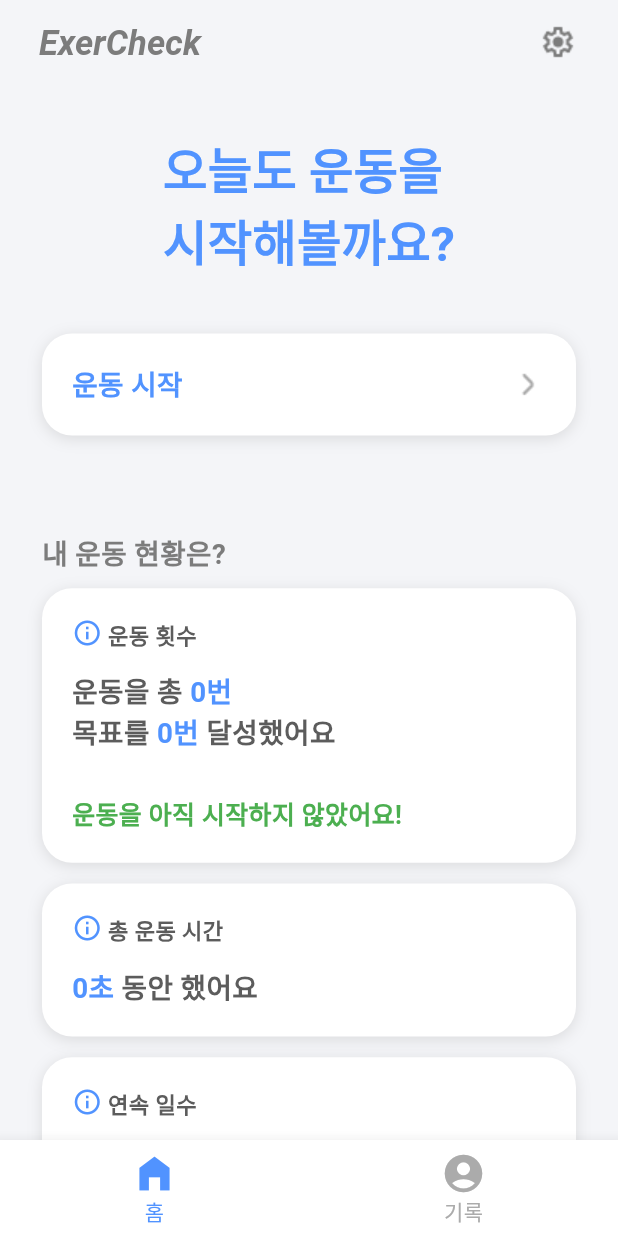
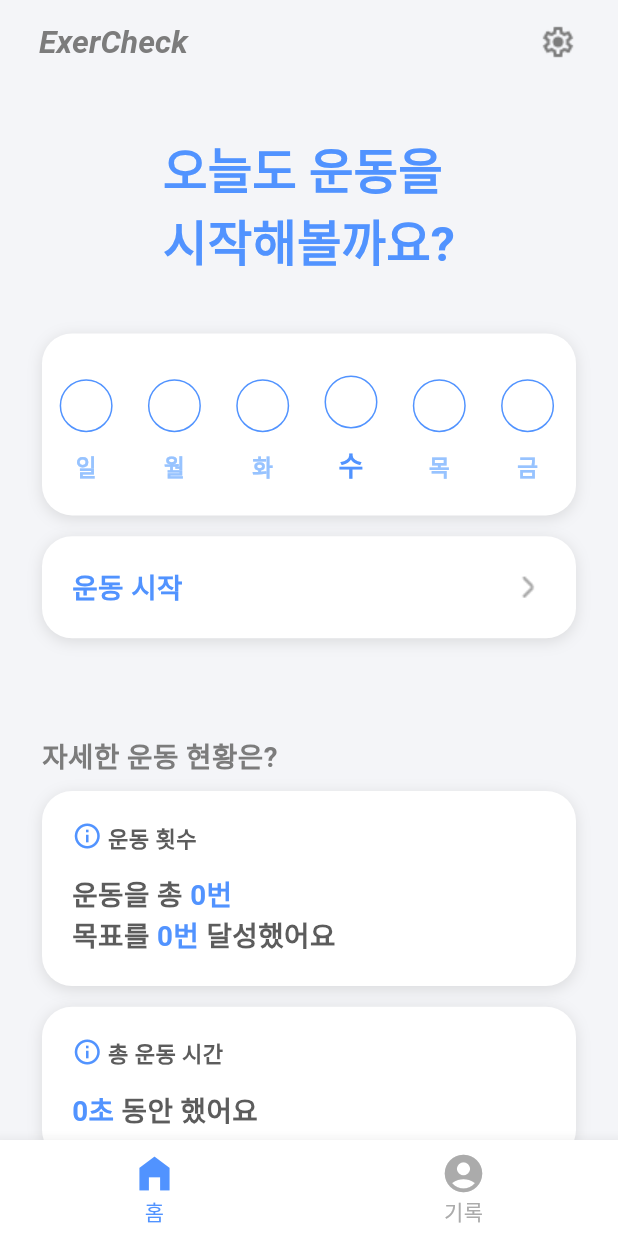
Before and after one commit to yongjun0702/ExerCheck, a Flutter app: the screen it shows after launch, on a phone screen of 412 x 824 dp. Run offline on Flutter 3.47's test engine with Material 3 defaults, Android fonts, the light colour scheme and no system bars; drawn by our look-alikes of animated_text_kit; our stand-ins replace cloud_firestore, firebase_core, flutter_local_notifications, permission_handler, shared_preferences, table_calendar and 1 more; accounts and stored records are empty; Roboto replaces fonts that are missing (Pretendard).

Commit message:
[feat] 목표 달성 푸쉬알림 기능 & 최근 일주일 달성 여부

```diff
--- a/lib/main.dart
+++ b/lib/main.dart
@@ -1,12 +1,14 @@
-import 'package:check_bike/screen/home_screen.dart';
 import 'package:check_bike/widget/tab_widget.dart';
 import 'package:flutter/material.dart';
 import 'package:firebase_core/firebase_core.dart';
+import 'package:flutter_local_notifications/flutter_local_notifications.dart';
 import 'package:intl/date_symbol_data_local.dart';
+import 'package:timezone/data/latest.dart' as tz;
 import 'firebase_options.dart';
 
 late Size ratio;
 
+final FlutterLocalNotificationsPlugin _local = FlutterLocalNotificationsPlugin();
 
 void main() async {
   WidgetsFlutterBinding.ensureInitialized();
@@ -14,8 +16,11 @@ void main() async {
     options: DefaultFirebaseOptions.currentPlatform,
   );
   await initializeDateFormatting();
+  tz.initializeTimeZones();
+
   runApp(const MyApp());
 }
+
 
 class MyApp extends StatelessWidget {
   const MyApp({super.key});
--- a/lib/screen/home_screen.dart
+++ b/lib/screen/home_screen.dart
@@ -5,6 +5,7 @@ import 'package:check_bike/screen/calendar_screen.dart';
 import 'package:check_bike/screen/stats_screen.dart';
 import 'package:check_bike/screen/timer_screen.dart';
 import 'package:check_bike/widget/card_widget.dart';
+import 'package:check_bike/widget/weekly_exercise_widget.dart';
 import 'package:flutter/material.dart';
 import 'package:cloud_firestore/cloud_firestore.dart';
 import 'package:intl/intl.dart';
@@ -71,8 +72,10 @@ class _HomeScreenState extends State<HomeScreen> {
         print('Error parsing date: $startTimeString');
       }
 
-      exerciseDates
-          .add(DateTime(startTime.year, startTime.month, startTime.day));
+      // 시간 부분을 0으로 초기화하여 비교
+      DateTime exerciseDate =
+          DateTime(startTime.year, startTime.month, startTime.day);
+      exerciseDates.add(exerciseDate);
 
       if (data['end_time'] == null) {
         isOngoing = true;
@@ -147,7 +150,7 @@ class _HomeScreenState extends State<HomeScreen> {
             "ExerCheck",
             style: TextStyle(
               color: CheckBikeColor.darkgrey,
-              fontSize: 25 * ratio.height,
+              fontSize: 23 * ratio.height,
               fontWeight: FontWeight.bold,
               fontStyle: FontStyle.italic,
             ),
@@ -217,6 +220,22 @@ class _HomeScreenState extends State<HomeScreen> {
                           ],
                         ),
                         SizedBox(height: ratio.height * 45),
+                        Container(
+                            width: double.infinity,
+                            decoration: BoxDecoration(
+                              borderRadius: BorderRadius.circular(20),
+                              color: Colors.white,
+                              boxShadow: [
+                                BoxShadow(
+                                  color: Colors.grey.withOpacity(0.3),
+                                  blurRadius: 8.0,
+                                  spreadRadius: 0.0,
+                                  offset: const Offset(0, 2),
+                                ),
+                              ],
+                            ),
+                            child: ExerciseWidget()),
+                        SizedBox(height: ratio.height * 15),
                         GestureDetector(
                           onTap: () {
                             _navigateToTimerPage();
@@ -266,7 +285,7 @@ class _HomeScreenState extends State<HomeScreen> {
                     crossAxisAlignment: CrossAxisAlignment.start,
                     children: [
                       Text(
-                        "내 운동 현황은?",
+                        "자세한 운동 현황은?",
                         style: TextStyle(
                           fontSize: ratio.height * 20,
                           fontWeight: FontWeight.bold,
@@ -338,7 +357,7 @@ class _HomeScreenState extends State<HomeScreen> {
                                             fontWeight: FontWeight.bold,
                                             color: CheckBikeColor.mainBlue)),
                                     TextSpan(
-                                        text: ' 달성했어요\n',
+                                        text: ' 달성했어요',
                                         style: TextStyle(
                                             fontSize: ratio.height * 20,
                                             fontWeight: FontWeight.bold,
@@ -348,21 +367,14 @@ class _HomeScreenState extends State<HomeScreen> {
                               ),
                               _isExerciseOngoing
                                   ? Text(
-                                      '현재 운동이 진행 중입니다!',
+                                      '\n현재 운동이 진행 중입니다!',
                                       style: TextStyle(
                                         fontSize: ratio.height * 18,
                                         fontWeight: FontWeight.bold,
                                         color: Colors.red,
                                       ),
                                     )
-                                  : Text(
-                                      '운동을 아직 시작하지 않았어요!',
-                                      style: TextStyle(
-                                        fontSize: ratio.height * 18,
-                                        fontWeight: FontWeight.bold,
-                                        color: Colors.green,
-                                      ),
-                                    ),
+                                  : Container()
                             ],
                           ),
                         ),
--- /dev/null
+++ b/lib/widget/weekly_exercise_widget.dart
@@ -0,0 +1,116 @@
+import 'package:check_bike/config/color.dart';
+import 'package:flutter/material.dart';
+import 'package:intl/intl.dart';
+import 'package:cloud_firestore/cloud_firestore.dart';
+
+class ExerciseWidget extends StatelessWidget {
+  List<DateTime> getRecent7Days() {
+    final now = DateTime.now();
+    final startOfWeek = now.subtract(Duration(days: now.weekday % 7));
+    return List.generate(7, (index) {
+      return startOfWeek.add(Duration(days: index));
+    });
+  }
+
+  String getWeekday(DateTime date) {
+    // Korean weekday names
+    final weekdayNames = ['일', '월', '화', '수', '목', '금', '토'];
+    return weekdayNames[date.weekday % 7];
+  }
+
+  Stream<Map<DateTime, bool>> _exerciseDataStream() {
+    return FirebaseFirestore.instance.collection('exercises').snapshots().map(
+          (snapshot) {
+        final data = <DateTime, bool>{};
+        for (var doc in snapshot.docs) {
+          final exerciseData = doc.data();
+          final isGoalAchieved = exerciseData['is_goal_achieved'] as bool?;
+          final startTimeString = exerciseData['start_time'] as String?;
+
+          if (isGoalAchieved != null && startTimeString != null) {
+            try {
+              final startTime =
+              DateFormat('yyyy년 M월 d일 H시 m분').parse(startTimeString);
+              data[DateTime(startTime.year, startTime.month, startTime.day)] =
+                  isGoalAchieved;
+            } catch (e) {
+              print("Error parsing date: $e");
+            }
+          }
+        }
+        return data;
+      },
+    );
+  }
+
+  @override
+  Widget build(BuildContext context) {
+    final deviceWidth = MediaQuery.of(context).size.width;
+    final itemWidth = deviceWidth / 7;
+    final today = DateTime.now();
+
+    return StreamBuilder<Map<DateTime, bool>>(
+      stream: _exerciseDataStream(),
+      builder: (context, snapshot) {
+        if (snapshot.connectionState == ConnectionState.waiting) {
+          return Center(child: CircularProgressIndicator());
+        }
+
+        if (snapshot.hasError) {
+          return Center(child: Text('Error loading data'));
+        }
+
+        if (!snapshot.hasData) {
+          return Center(child: Text('No data available'));
+        }
+
+        final exerciseData = snapshot.data!;
+        final recent7Days = getRecent7Days();
+
+        return SingleChildScrollView(
+          scrollDirection: Axis.horizontal,
+          child: Row(
+            mainAxisSize: MainAxisSize.min,
+            children: recent7Days.map((date) {
+              final isGoalAchieved = exerciseData[DateTime(date.year, date.month, date.day)] ?? false;
+              final isToday = date.year == today.year && date.month == today.month && date.day == today.day;
+              return Container(
+                margin: EdgeInsets.symmetric(vertical: 20),
+                width: itemWidth,
+                child: Column(
+                  mainAxisSize: MainAxisSize.min,
+                  children: [
+                    Padding(
+                      padding: const EdgeInsets.all(8.0),
+                      child: Container(
+                        width: itemWidth * 0.6,
+                        height: itemWidth * 0.6,
+                        decoration: BoxDecoration(
+                          shape: BoxShape.circle,
+                          color: isGoalAchieved ? CheckBikeColor.mainBlue : Colors.transparent,
+                          border: Border.all(color: CheckBikeColor.mainBlue),
+                        ),
+                        child: isGoalAchieved
+                            ? Center(child: Icon(Icons.check, color: Colors.white))
+                            : null,
+                      ),
+                    ),
+                    SizedBox(height: 4),
+                    Text(
+                      getWeekday(date),
+                      style: TextStyle(
+                        fontSize: isToday ? 18 : 15,
+                        color: isToday ? CheckBikeColor.mainBlue : CheckBikeColor.subBlue,
+                        fontWeight: FontWeight.bold,
+                      ),
+                    ),
+                  ],
+                ),
+              );
+            }).toList(),
+          ),
+        );
+      },
+    );
+  }
+}
--- a/pubspec.yaml
+++ b/pubspec.yaml
@@ -43,6 +43,10 @@ dependencies:
   simple_gradient_text: ^1.3.0
   animated_text_kit: ^4.2.2
   dropdown_button2: ^2.3.9
+  table_calendar: ^3.1.2
+  flutter_local_notifications: ^17.2.2
+  timezone: ^0.9.4
+  permission_handler: ^11.3.1
 
 dev_dependencies:
   flutter_test:
```
Also changed, not shown: lib/screen/calendar_screen.dart (+42 -15 lines), lib/screen/timer_screen.dart (+36 -0 lines), lib/widget/tab_widget.dart (+27 -0 lines), assets/img/triangle.png (added), pubspec.lock, 7 other files.
